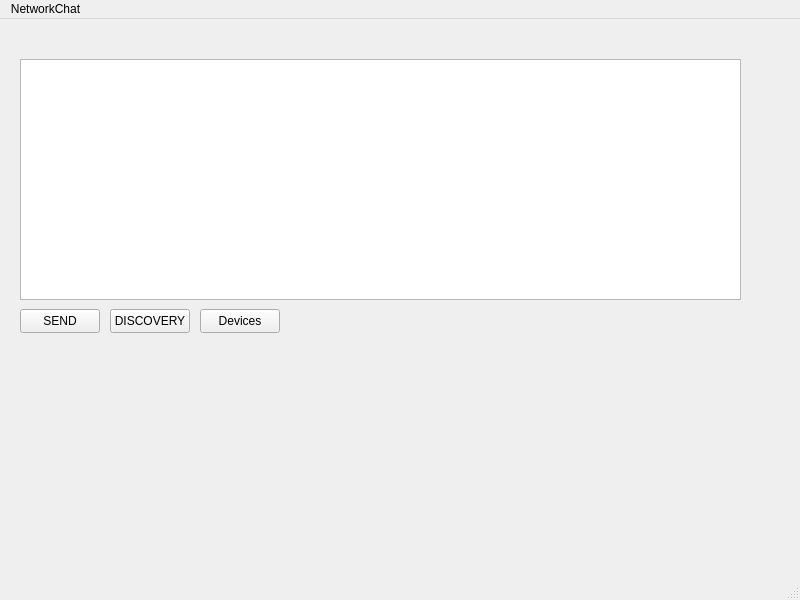
Before: the Qt Designer form mainwindow.ui in Abdullah-Bajwa/LetterRobotNetworkInterface, drawn with Qt 5.
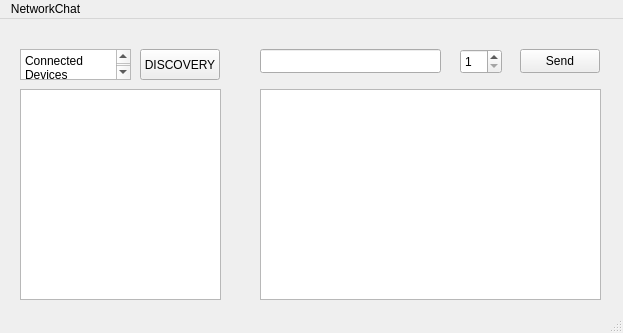
After: the same form once the commit is applied.

Commit message: finalized networkinterface class

```diff
--- a/mainwindow.ui
+++ b/mainwindow.ui
@@ -6,8 +6,8 @@
    <rect>
     <x>0</x>
     <y>0</y>
-    <width>800</width>
-    <height>600</height>
+    <width>623</width>
+    <height>333</height>
    </rect>
   </property>
   <property name="windowTitle">
@@ -18,49 +18,92 @@
     <property name="geometry">
      <rect>
       <x>20</x>
-      <y>40</y>
-      <width>721</width>
-      <height>241</height>
+      <y>70</y>
+      <width>201</width>
+      <height>211</height>
      </rect>
     </property>
    </widget>
-   <widget class="QPushButton" name="sendButton">
-    <property name="geometry">
-     <rect>
-      <x>20</x>
-      <y>290</y>
-      <width>80</width>
-      <height>24</height>
-     </rect>
-    </property>
-    <property name="text">
-     <string>SEND</string>
-    </property>
-   </widget>
    <widget class="QPushButton" name="discoveryButton">
     <property name="geometry">
      <rect>
-      <x>110</x>
-      <y>290</y>
+      <x>140</x>
+      <y>30</y>
       <width>80</width>
-      <height>24</height>
+      <height>31</height>
      </rect>
     </property>
     <property name="text">
      <string>DISCOVERY</string>
     </property>
    </widget>
-   <widget class="QPushButton" name="devicesButton">
+   <widget class="QTextBrowser" name="ConnectedDevicesLabel">
     <property name="geometry">
      <rect>
-      <x>200</x>
-      <y>290</y>
+      <x>20</x>
+      <y>30</y>
+      <width>111</width>
+      <height>31</height>
+     </rect>
+    </property>
+    <property name="html">
+     <string>&lt;!DOCTYPE HTML PUBLIC &quot;-//W3C//DTD HTML 4.0//EN&quot; &quot;http://www.w3.org/TR/REC-html40/strict.dtd&quot;&gt;
+&lt;html&gt;&lt;head&gt;&lt;meta name=&quot;qrichtext&quot; content=&quot;1&quot; /&gt;&lt;meta charset=&quot;utf-8&quot; /&gt;&lt;style type=&quot;text/css&quot;&gt;
+p, li { white-space: pre-wrap; }
+hr { height: 1px; border-width: 0; }
+li.unchecked::marker { content: &quot;\2610&quot;; }
+li.checked::marker { content: &quot;\2612&quot;; }
+&lt;/style&gt;&lt;/head&gt;&lt;body style=&quot; font-family:'Segoe UI'; font-size:9pt; font-weight:400; font-style:normal;&quot;&gt;
+&lt;p style=&quot; margin-top:0px; margin-bottom:0px; margin-left:0px; margin-right:0px; -qt-block-indent:0; text-indent:0px;&quot;&gt;Connected Devices&lt;/p&gt;&lt;/body&gt;&lt;/html&gt;</string>
+    </property>
+   </widget>
+   <widget class="QLineEdit" name="textToSend">
+    <property name="geometry">
+     <rect>
+      <x>260</x>
+      <y>30</y>
+      <width>181</width>
+      <height>24</height>
+     </rect>
+    </property>
+   </widget>
+   <widget class="QSpinBox" name="targetIdSpinBox">
+    <property name="geometry">
+     <rect>
+      <x>460</x>
+      <y>30</y>
+      <width>42</width>
+      <height>25</height>
+     </rect>
+    </property>
+    <property name="minimum">
+     <number>1</number>
+    </property>
+    <property name="maximum">
+     <number>127</number>
+    </property>
+   </widget>
+   <widget class="QPushButton" name="sendBtn">
+    <property name="geometry">
+     <rect>
+      <x>520</x>
+      <y>30</y>
       <width>80</width>
       <height>24</height>
      </rect>
     </property>
     <property name="text">
-     <string>Devices</string>
+     <string>Send</string>
+    </property>
+   </widget>
+   <widget class="QTextBrowser" name="rxLog">
+    <property name="geometry">
+     <rect>
+      <x>260</x>
+      <y>70</y>
+      <width>341</width>
+      <height>211</height>
+     </rect>
     </property>
    </widget>
   </widget>
@@ -69,7 +112,7 @@
     <rect>
      <x>0</x>
      <y>0</y>
-     <width>800</width>
+     <width>623</width>
      <height>21</height>
     </rect>
    </property>
```
The commit also changes 4 other files.
